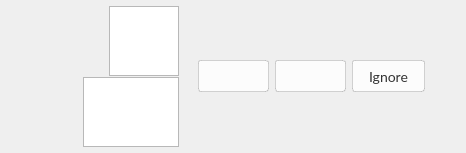
meganz/MEGAsync, file src/MEGASync/stalled_issues/gui/macx/StalledIssueHeader.ui: the form before one commit.
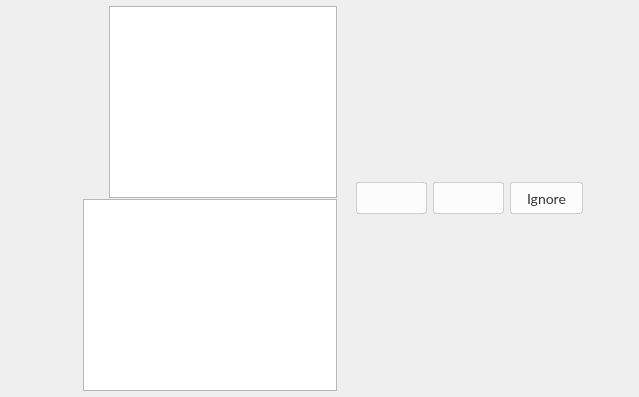
The form after the commit. Icons and pictures are not drawn. Custom widgets are drawn as their Qt base class.

```diff
--- a/src/MEGASync/stalled_issues/gui/macx/StalledIssueHeader.ui
+++ b/src/MEGASync/stalled_issues/gui/macx/StalledIssueHeader.ui
@@ -6,8 +6,8 @@
    <rect>
     <x>0</x>
     <y>0</y>
-    <width>411</width>
-    <height>67</height>
+    <width>639</width>
+    <height>397</height>
    </rect>
   </property>
   <property name="sizePolicy">
@@ -84,7 +84,7 @@
     <number>6</number>
    </property>
    <property name="rightMargin">
-    <number>5</number>
+    <number>20</number>
    </property>
    <property name="bottomMargin">
     <number>6</number>
```
